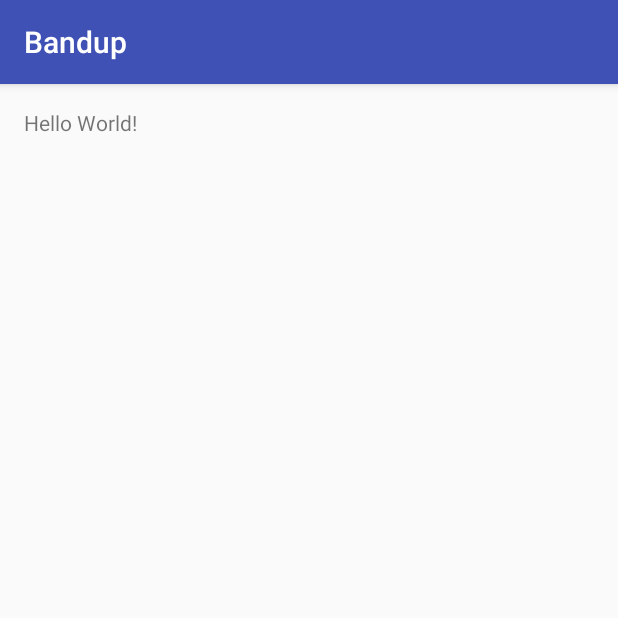
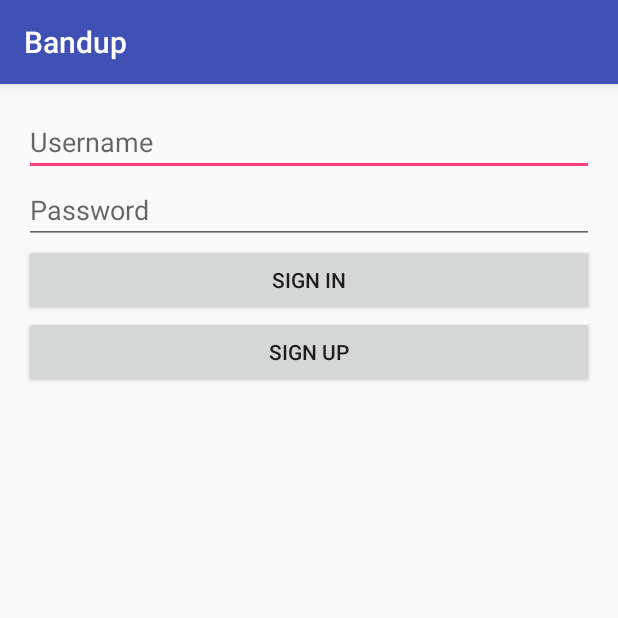
Before and after one commit to BandUp/band-up-android, an Android app: the screen it shows after launch (MainActivity), on a phone screen of 412 x 824 dp, the top half of it. Run offline under Robolectric (Android 15) with nearby library versions, the phone set to English and light mode, and no system bars.

Commit message:
Test Commit adding some basic stuff to mainActivity.xml (more is coming)

```diff
--- a/app/src/main/res/layout/activity_main.xml
+++ b/app/src/main/res/layout/activity_main.xml
@@ -9,8 +9,41 @@
     android:paddingTop="@dimen/activity_vertical_margin"
     tools:context="com.melodies.bandup.MainActivity">
 
-    <TextView
+    <EditText
         android:layout_width="wrap_content"
         android:layout_height="wrap_content"
-        android:text="Hello World!" />
+        android:id="@+id/etUsername"
+        android:layout_alignParentTop="true"
+        android:layout_alignParentStart="true"
+        android:layout_alignParentEnd="true"
+        android:hint="Username" />
+
+    <EditText
+        android:layout_width="wrap_content"
+        android:layout_height="wrap_content"
+        android:inputType="textPassword"
+        android:ems="10"
+        android:id="@+id/etPassword"
+        android:layout_below="@+id/etUsername"
+        android:layout_alignParentStart="true"
+        android:layout_alignEnd="@+id/etUsername"
+        android:hint="Password" />
+
+    <Button
+        android:layout_width="wrap_content"
+        android:layout_height="wrap_content"
+        android:text="Sign In"
+        android:id="@+id/btnSignIn"
+        android:layout_below="@+id/etPassword"
+        android:layout_alignParentStart="true"
+        android:layout_alignEnd="@+id/etPassword" />
+
+    <Button
+        android:layout_width="wrap_content"
+        android:layout_height="wrap_content"
+        android:text="Sign Up"
+        android:id="@+id/btnSignUp"
+        android:layout_below="@+id/btnSignIn"
+        android:layout_alignParentStart="true"
+        android:layout_alignEnd="@+id/btnSignIn" />
 </RelativeLayout>
```
